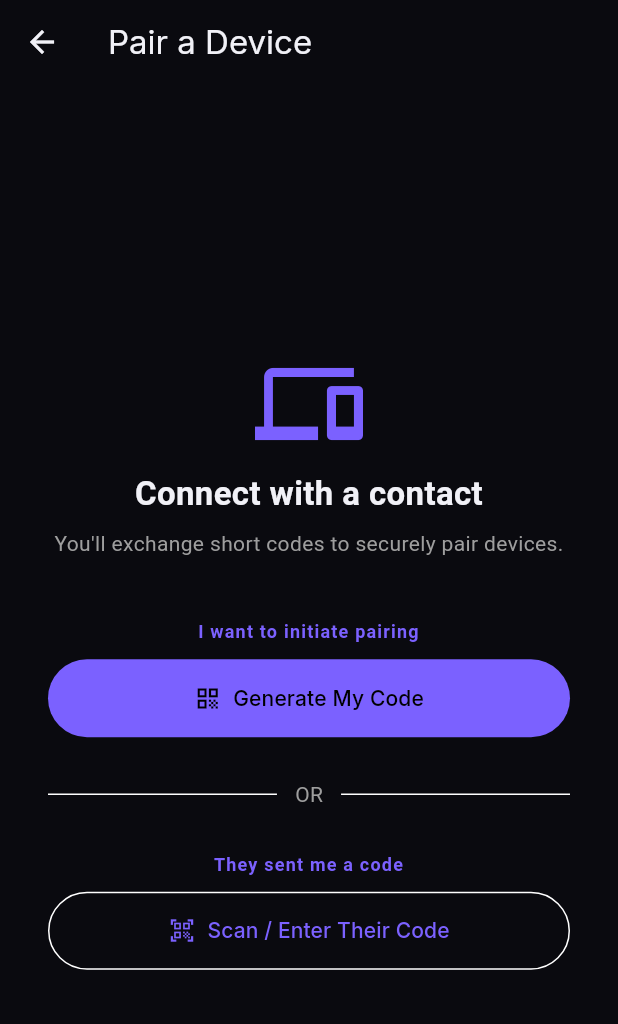
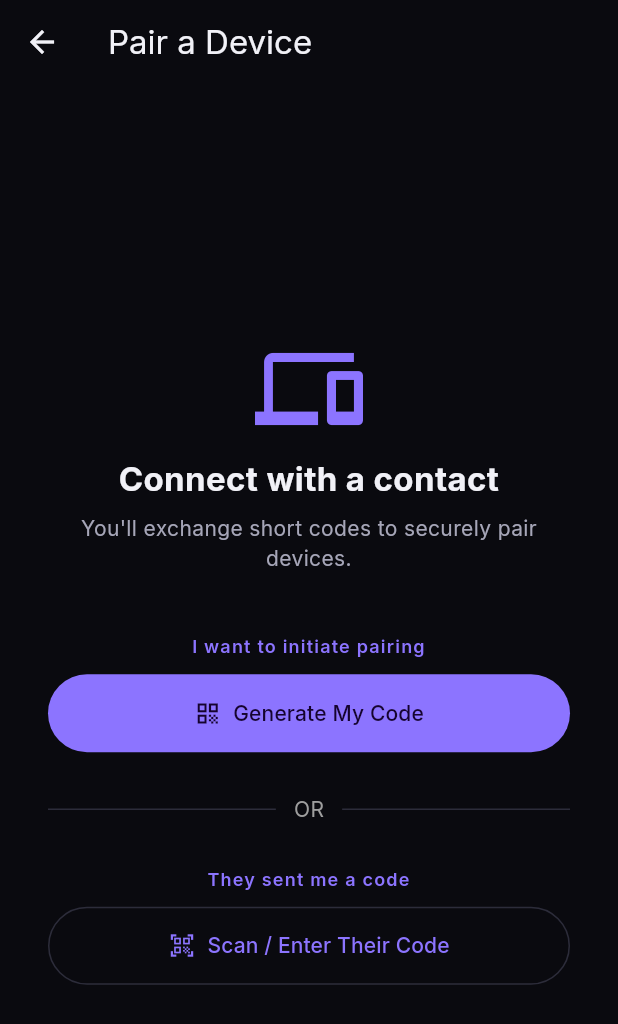
Before and after one commit to untitled-developers/seeonce_app, a Flutter app: the screen it shows after launch, after a tap on the "add" icon, on a phone screen of 412 x 824 dp. Shown: the top 1024 px of the screen. Run offline on Flutter 3.47's test engine with Material 3 defaults, Android fonts, the phone set to English and light mode, and no system bars; our stand-ins replace flutter_hooks, flutter_image_compress, flutter_local_notifications, flutter_riverpod, flutter_secure_storage, go_router and 6 more; missing offline and left inert: cryptography, flutter_foreground_task, flutter_webrtc, mobile_scanner, no_screenshot, pointycastle and 1 more; accounts and stored records are empty; statements that could not run were skipped.

Commit message:
Fix font corruption, raise contrast, add reconnect channel binding
Fonts (the "weird letter spacing / gradient numbers" bug):
- Root cause: the theme pulled Inter at runtime via google_fonts. When
  the device was offline (or before the first-launch download finished)
  the primary font was missing and ALL text fell through to the
  NotoColorEmoji fallback, which renders digits as gradient emoji and
  Latin letters with broken metrics.
- Bundle Inter (Regular/Medium/SemiBold/Bold) locally and drop the
  google_fonts dependency, removing the network dependency entirely.
  NotoColorEmoji stays as a fallback but, because Inter covers Latin +
  digits, it is now only consulted for actual emoji.

UI / contrast:
- New central theme (lib/core/theme.dart) with a Material 3 dark scheme
  and shared AppColors tokens, replacing scattered color literals and
  low-contrast Colors.grey/green/orange usages.
- Brightened accent (#8C74FF) and accessible status colors (green/amber)
  that clear WCAG AA on the near-black background.
- Fixed the received chat bubble: it was #12121A, all but invisible
  against the #0A0A0F background. Now a distinct raised surface with
  asymmetric corners and proper timestamp contrast on both bubble types.
- Polished the empty-peers state, encryption banner (added a lock icon),
  offline/reconnecting banners, and setup screen to the new tokens.

Reconnect auth — wire format v2 (breaks pairings with v1 peers):
- Bind the proof-of-key-possession to the DTLS connection: each side now
  signs `nonce || channelBinding`, where channelBinding is a SHA-256 of
  the two DTLS certificate fingerprints (sorted) from the local/remote
  SDP. A direct connection yields the same binding on both ends; a LAN
  relay/MITM must terminate DTLS with its own certificate per leg, so
  the fingerprints — and the binding — differ and auth fails. Closes the
  previously-documented relay gap.
- v2 peers refuse the v1 handshake; documented in CLAUDE.md.

48/48 tests pass, analyzer clean.

https://claude.ai/code/session_016PVQaBGjqmrWPg5zFfpBaB

```diff
--- a/lib/app.dart
+++ b/lib/app.dart
@@ -3,8 +3,9 @@ import 'dart:async';
 import 'package:flutter/material.dart';
 import 'package:flutter_riverpod/flutter_riverpod.dart';
 import 'package:go_router/go_router.dart';
-import 'package:google_fonts/google_fonts.dart';
 import 'package:no_screenshot/no_screenshot.dart';
+
+import 'core/theme.dart';
 
 import 'crypto/key_store.dart';
 import 'data/repositories/peer_repository.dart';
@@ -155,35 +156,7 @@ class _SeeOnceAppState extends ConsumerState<SeeOnceApp>
     return MaterialApp.router(
       title: 'SeeOnce',
       themeMode: ThemeMode.dark,
-      darkTheme: ThemeData(
-        brightness: Brightness.dark,
-        scaffoldBackgroundColor: const Color(0xFF0A0A0F),
-        colorScheme: const ColorScheme.dark(
-          surface: Color(0xFF12121A),
-          primary: Color(0xFF7B61FF), // Accent
-          secondary: Color(0xFF9B89FF),
-          onSurface: Color(0xFFF1F1F7),
-          error: Color(0xFFEF4444),
-        ),
-        // Bundle Noto color-emoji as a fallback so emoji render the same on
-        // every device — older Androids lack newer glyphs and showed boxes.
-        textTheme: GoogleFonts.interTextTheme(ThemeData.dark().textTheme)
-            .apply(fontFamilyFallback: const ['NotoColorEmoji']).copyWith(
-          bodyMedium: const TextStyle(
-              color: Color(0xFFF1F1F7),
-              fontFamilyFallback: ['NotoColorEmoji']),
-          bodySmall: const TextStyle(
-              color: Color(0xFF9090A0),
-              fontFamilyFallback: ['NotoColorEmoji']),
-        ),
-        snackBarTheme: const SnackBarThemeData(
-          behavior: SnackBarBehavior.floating,
-        ),
-        appBarTheme: const AppBarTheme(
-          backgroundColor: Color(0xFF0A0A0F),
-          elevation: 0,
-        ),
-      ),
+      darkTheme: buildAppTheme(),
       routerConfig: _router,
       // Overlay a setup screen until bootstrap finishes. MaterialApp.builder
       // sits below the app's Directionality/MediaQuery, so a plain widget here
@@ -215,7 +188,7 @@ class _SetupScreen extends StatelessWidget {
   @override
   Widget build(BuildContext context) {
     return Scaffold(
-      backgroundColor: const Color(0xFF0A0A0F),
+      backgroundColor: AppColors.background,
       body: Center(
         child: Padding(
           padding: const EdgeInsets.all(32),
@@ -227,27 +200,28 @@ class _SetupScreen extends StatelessWidget {
                 const SizedBox(height: 24),
                 const Text(
                   'Setting up encryption…',
-                  style: TextStyle(color: Color(0xFFF1F1F7), fontSize: 16),
+                  style: TextStyle(color: AppColors.textPrimary, fontSize: 16),
                 ),
                 const SizedBox(height: 8),
                 const Text(
                   'This only happens once and may take a moment.',
                   textAlign: TextAlign.center,
-                  style: TextStyle(color: Color(0xFF9090A0), fontSize: 13),
+                  style: TextStyle(color: AppColors.textMuted, fontSize: 13),
                 ),
               ] else ...[
                 const Icon(Icons.error_outline,
-                    color: Color(0xFFEF4444), size: 40),
+                    color: AppColors.error, size: 40),
                 const SizedBox(height: 16),
                 const Text(
                   'Setup failed',
-                  style: TextStyle(color: Color(0xFFF1F1F7), fontSize: 16),
+                  style: TextStyle(color: AppColors.textPrimary, fontSize: 16),
                 ),
                 const SizedBox(height: 8),
                 Text(
                   error!,
                   textAlign: TextAlign.center,
-                  style: const TextStyle(color: Color(0xFF9090A0), fontSize: 12),
+                  style: const TextStyle(
+                      color: AppColors.textMuted, fontSize: 12),
                 ),
               ],
             ],
--- /dev/null
+++ b/lib/core/theme.dart
@@ -0,0 +1,92 @@
+import 'package:flutter/material.dart';
+
+/// Central color + theme definitions for SeeOnce. Keeping these in one place
+/// (rather than scattered `Color(0x..)` / `Colors.grey` literals across
+/// widgets) keeps contrast consistent and WCAG-compliant on the dark surface.
+class AppColors {
+  AppColors._();
+
+  // Surfaces, darkest → lightest.
+  static const background = Color(0xFF0A0A0F);
+  static const surface = Color(0xFF12121A);
+  static const surfaceContainer = Color(0xFF1B1B26);
+  static const surfaceContainerHigh = Color(0xFF232330);
+
+  // Brand accent.
+  static const primary = Color(0xFF8C74FF); // brightened for better contrast
+  static const primaryMuted = Color(0xFF9B89FF);
+
+  // Text. `textPrimary` ~15:1 and `textMuted` ~6.3:1 against [background],
+  // both clearing WCAG AA for their text sizes.
+  static const textPrimary = Color(0xFFF1F1F7);
+  static const textMuted = Color(0xFFA6A6B8);
+
+  static const outline = Color(0xFF2C2C3A);
+
+  // Status.
+  static const online = Color(0xFF34D399); // accessible green (vs Colors.green)
+  static const reconnecting = Color(0xFFF59E0B); // amber, ~8:1 on background
+  static const offline = Color(0xFF6B6B7B);
+  static const error = Color(0xFFEF4444);
+}
+
+/// Builds the app's dark theme. Text uses the locally-bundled Inter family
+/// (no runtime network fetch) with NotoColorEmoji as a glyph fallback so emoji
+/// render everywhere; because Inter covers Latin + digits, the fallback is only
+/// consulted for emoji and never corrupts ordinary text.
+ThemeData buildAppTheme() {
+  const fontFallback = ['NotoColorEmoji'];
+
+  final base = ThemeData(
+    brightness: Brightness.dark,
+    useMaterial3: true,
+    fontFamily: 'Inter',
+    scaffoldBackgroundColor: AppColors.background,
+    colorScheme: const ColorScheme.dark(
+      surface: AppColors.surface,
+      surfaceContainerHighest: AppColors.surfaceContainerHigh,
+      surfaceContainerHigh: AppColors.surfaceContainer,
+      primary: AppColors.primary,
+      onPrimary: Color(0xFF15032E),
+      secondary: AppColors.primaryMuted,
+      onSecondary: Color(0xFF15032E),
+      onSurface: AppColors.textPrimary,
+      onSurfaceVariant: AppColors.textMuted,
+      outline: AppColors.outline,
+      error: AppColors.error,
+      onError: Colors.white,
+    ),
+    appBarTheme: const AppBarTheme(
+      backgroundColor: AppColors.background,
+      foregroundColor: AppColors.textPrimary,
+      elevation: 0,
+      centerTitle: false,
+    ),
+    snackBarTheme: const SnackBarThemeData(
+      behavior: SnackBarBehavior.floating,
+      backgroundColor: AppColors.surfaceContainerHigh,
+      contentTextStyle: TextStyle(color: AppColors.textPrimary),
+    ),
+    dividerTheme: const DividerThemeData(color: AppColors.outline, space: 1),
+    listTileTheme: const ListTileThemeData(
+      iconColor: AppColors.textMuted,
+      textColor: AppColors.textPrimary,
+    ),
+  );
+
+  return base.copyWith(
+    textTheme: base.textTheme
+        .apply(
+          fontFamily: 'Inter',
+          fontFamilyFallback: fontFallback,
+          bodyColor: AppColors.textPrimary,
+          displayColor: AppColors.textPrimary,
+        )
+        .copyWith(
+          bodySmall: base.textTheme.bodySmall?.copyWith(
+            color: AppColors.textMuted,
+            fontFamilyFallback: fontFallback,
+          ),
+        ),
+  );
+}
--- a/lib/features/pairing/screens/pairing_screen.dart
+++ b/lib/features/pairing/screens/pairing_screen.dart
@@ -1,6 +1,7 @@
 import 'package:flutter/material.dart';
 import 'package:flutter_riverpod/flutter_riverpod.dart';
 import 'package:go_router/go_router.dart';
+import '../../../core/theme.dart';
 import '../providers/pairing_provider.dart';
 
 class PairingScreen extends ConsumerWidget {
@@ -19,7 +20,7 @@ class PairingScreen extends ConsumerWidget {
             mainAxisAlignment: MainAxisAlignment.center,
             crossAxisAlignment: CrossAxisAlignment.stretch,
             children: [
-              const Icon(Icons.devices, size: 72, color: Color(0xFF7B61FF)),
+              const Icon(Icons.devices, size: 72, color: AppColors.primary),
               const SizedBox(height: 8),
               const Text(
                 'Connect with a contact',
@@ -30,7 +31,7 @@ class PairingScreen extends ConsumerWidget {
               const Text(
                 'You\'ll exchange short codes to securely pair devices.',
                 textAlign: TextAlign.center,
-                style: TextStyle(color: Colors.grey, fontSize: 14),
+                style: TextStyle(color: AppColors.textMuted, fontSize: 14),
               ),
               const SizedBox(height: 40),
 
--- a/lib/features/peers/screens/peers_screen.dart
+++ b/lib/features/peers/screens/peers_screen.dart
@@ -2,6 +2,7 @@ import 'package:flutter/material.dart';
 import 'package:flutter_riverpod/flutter_riverpod.dart';
 import 'package:go_router/go_router.dart';
 import '../providers/peers_provider.dart';
+import '../../../core/theme.dart';
 import '../../../widgets/peer_tile.dart';
 
 class PeersScreen extends ConsumerWidget {
@@ -25,13 +26,25 @@ class PeersScreen extends ConsumerWidget {
         data: (peers) {
           if (peers.isEmpty) {
             return Center(
-              child: Column(
-                mainAxisAlignment: MainAxisAlignment.center,
-                children: [
-                  const Icon(Icons.group_add, size: 64, color: Colors.grey),
-                  const SizedBox(height: 16),
-                  const Text('No peers yet. Tap + to pair.', style: TextStyle(color: Colors.grey)),
-                ],
+              child: Padding(
+                padding: const EdgeInsets.all(32),
+                child: Column(
+                  mainAxisAlignment: MainAxisAlignment.center,
+                  children: [
+                    const Icon(Icons.group_add,
+                        size: 64, color: AppColors.primaryMuted),
+                    const SizedBox(height: 16),
+                    const Text('No contacts yet',
+                        style: TextStyle(
+                            fontSize: 18, fontWeight: FontWeight.w600)),
+                    const SizedBox(height: 6),
+                    const Text(
+                      'Tap + to pair with someone in person.',
+                      textAlign: TextAlign.center,
+                      style: TextStyle(color: AppColors.textMuted),
+                    ),
+                  ],
+                ),
               ),
             );
           }
```
Also changed, not shown: lib/features/conversation/screens/conversation_screen.dart (+55 -27 lines), lib/rtc/local_reconnect_service.dart (+89 -14 lines), lib/widgets/peer_tile.dart (+5 -4 lines), pubspec.yaml (+19 -7 lines), assets/fonts/Inter-Bold.ttf (added), assets/fonts/Inter-Medium.ttf (added), assets/fonts/Inter-Regular.ttf (added), assets/fonts/Inter-SemiBold.ttf (added), pubspec.lock, 1 other file.
